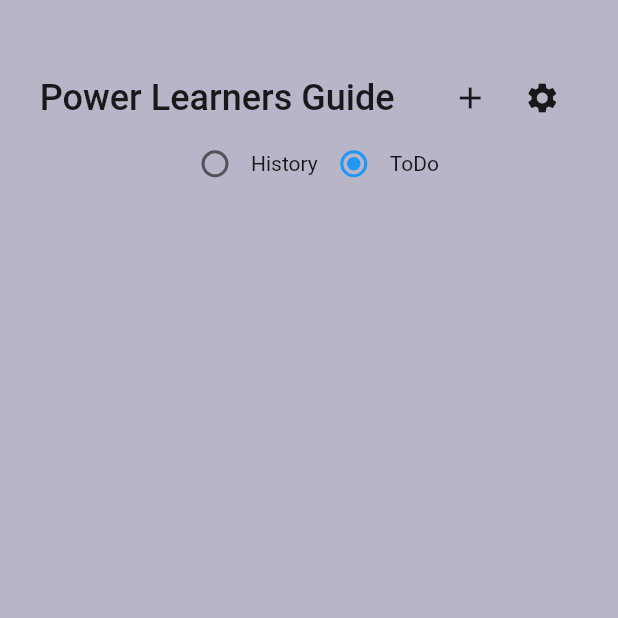
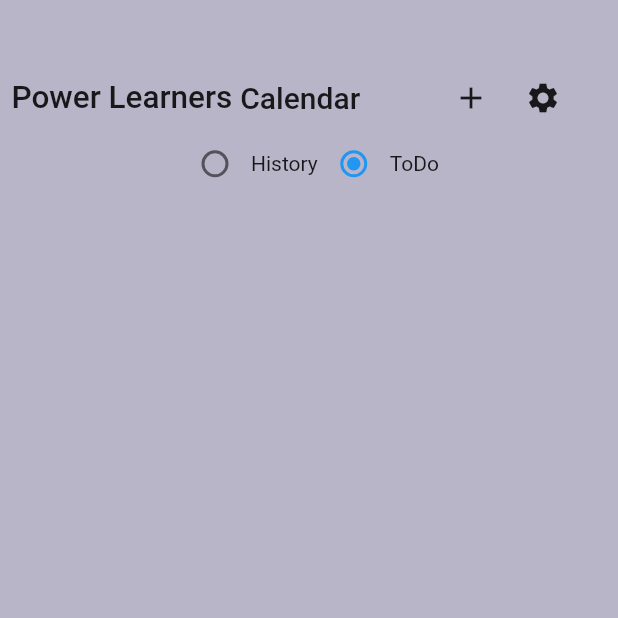
Before and after one commit to ALi4576/learning_log, a Flutter app: the screen it shows after launch, on a phone screen of 412 x 824 dp, the top half of it. Run offline on Flutter 3.47's test engine with Material 2 defaults, Android fonts, the phone set to English and light mode, and no system bars; drawn by our look-alikes of group_radio_button; our stand-ins replace date_time_picker, sqflite; missing offline and left inert: multiselect_formfield; accounts and stored records are empty.

Commit message:
heaing changed

```diff
--- a/lib/Screens/calender.dart
+++ b/lib/Screens/calender.dart
@@ -78,8 +78,22 @@ class _CalenderState extends State<Calender> {
                   child: Row(
                     mainAxisAlignment: MainAxisAlignment.spaceEvenly,
                     children: [
-                      Text("Power Learners Guide",style: TextStyle(fontSize: 24.0,fontWeight: FontWeight.w500),),
-                      Row(
+                      Container(
+                        width: MediaQuery.of(context).size.width/1.5,
+                        child: Row(
+                         children: [
+                           Text("Power Learners ",style: TextStyle(
+                               fontSize: (MediaQuery.of(context).textScaleFactor > 1) ? (22.0 - MediaQuery.of(context).textScaleFactor) : 21.0,
+                               fontWeight: FontWeight.w500),),
+                           Text("Calendar",style: TextStyle(
+                               fontSize: (MediaQuery.of(context).textScaleFactor > 1) ? (20.0 - MediaQuery.of(context).textScaleFactor) : 20.0,
+                               fontWeight: FontWeight.w500),)
+                         ],
+                       )
+                      ),
+                      Container(
+                        width: MediaQuery.of(context).size.width/3.6,
+                        child: Row(
                           children: [
                             IconButton(icon: Icon(Icons.add), onPressed: (){
                               Navigator.push(
@@ -99,6 +113,7 @@ class _CalenderState extends State<Calender> {
                               });
                             })
                           ],
+                        ),
                       )
                     ],
                   ),
--- a/pubspec.yaml
+++ b/pubspec.yaml
@@ -15,7 +15,7 @@ publish_to: 'none' # Remove this line if you wish to publish to pub.dev
 # In iOS, build-name is used as CFBundleShortVersionString while build-number used as CFBundleVersion.
 # Read more about iOS versioning at
 # https://developer.apple.com/library/archive/documentation/General/Reference/InfoPlistKeyReference/Articles/CoreFoundationKeys.html
-version: 1.0.0+1
+version: 1.0.1+2
 
 environment:
   sdk: ">=2.7.0 <3.0.0"
```
Also changed, not shown: 3 other files. Lines whose indentation alone changed are shown as unchanged.
